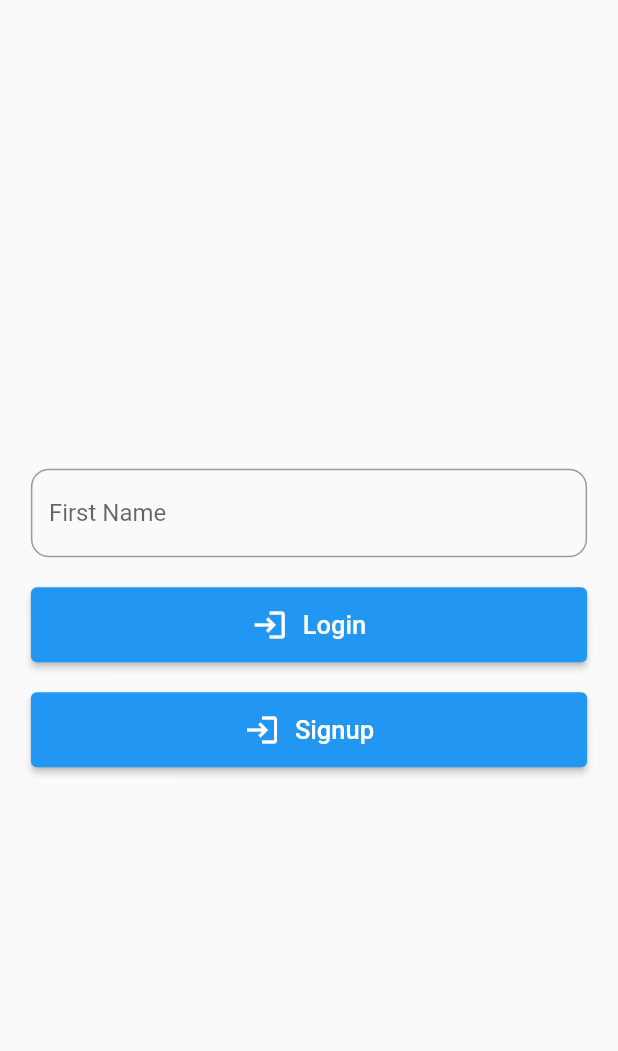
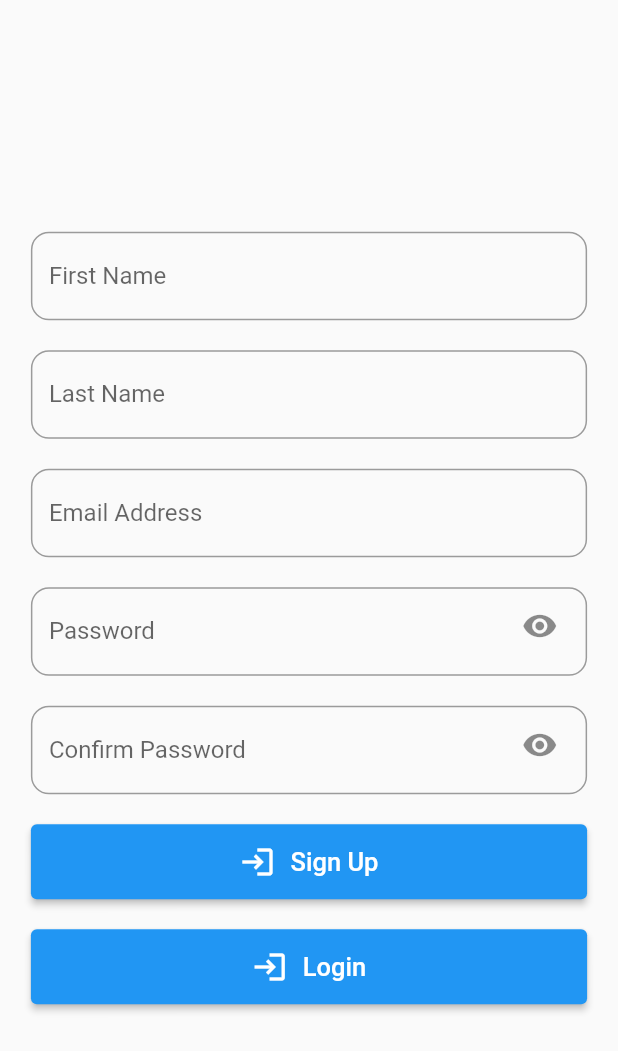
Before and after one commit to johndaves6240/mobileDevelopment_midtermTask, a Flutter app: the SignupScreen screen opened by its route, on a phone screen of 412 x 824 dp. Shown: the top 1051 px of the screen. Run offline on Flutter 3.47's test engine with Material 2 defaults, Android fonts, the phone set to English and light mode, and no system bars; missing offline and left inert: dart:html.

Commit message:
new commit

```diff
--- a/lib/main.dart
+++ b/lib/main.dart
@@ -1,3 +1,5 @@
+// ignore_for_file: unused_import
+
 import 'package:flutter/material.dart';
 import 'package:midterm_task/routes.dart';
 import 'package:midterm_task/screens/DashboardScreen.dart';
--- a/lib/screens/DashboardScreen.dart
+++ b/lib/screens/DashboardScreen.dart
@@ -1,10 +1,13 @@
+// ignore_for_file: file_names, must_be_immutable, prefer_typing_uninitialized_variables, prefer_const_constructors, duplicate_ignore
+
 import 'package:flutter/material.dart';
 
 import 'Settings.dart';
 
 class DashboardScreen extends StatefulWidget {
   static String routeName = "/dashboard";
-
+  var email;
+  DashboardScreen({Key? mykey, this.email}) : super(key: mykey);
   @override
   State<DashboardScreen> createState() => _DashboardScreenState();
 }
@@ -26,6 +29,7 @@ class _DashboardScreenState extends State<DashboardScreen> {
           )
         ],
       ),
+      // ignore: prefer_const_constructors
       body: Center(
         child: Text("Dashboard"),
       ),
--- a/lib/screens/LoginScreen.dart
+++ b/lib/screens/LoginScreen.dart
@@ -1,3 +1,5 @@
+// ignore_for_file: file_names, prefer_typing_uninitialized_variables, avoid_unnecessary_containers, sized_box_for_whitespace
+
 import 'package:flutter/material.dart';
 import 'package:midterm_task/screens/DashboardScreen.dart';
 import 'package:midterm_task/screens/SignupScreen.dart';
@@ -18,6 +20,8 @@ class _LoginScreenState extends State<LoginScreen> {
   final TextEditingController emailController = TextEditingController();
   final TextEditingController passwordController = TextEditingController();
   bool obscurePassword = true;
+  var email;
+
   @override
   Widget build(BuildContext context) {
     double width = MediaQuery.of(context).size.width;
@@ -51,8 +55,11 @@ class _LoginScreenState extends State<LoginScreen> {
                       text: "Login",
                       iconData: Icons.login,
                       onPress: () {
-                        Navigator.pushReplacementNamed(
-                            context, DashboardScreen.routeName);
+                        Navigator.push(
+                            context,
+                            MaterialPageRoute(
+                                builder: (context) => DashboardScreen(
+                                    email: emailController.text)));
                       },
                     ),
                     const SizedBox(
--- a/lib/screens/Settings.dart
+++ b/lib/screens/Settings.dart
@@ -1,3 +1,5 @@
+// ignore_for_file: file_names, unused_import, use_key_in_widget_constructors
+
 import 'package:flutter/material.dart';
 import 'package:midterm_task/screens/DashboardScreen.dart';
 import 'package:midterm_task/screens/LoginScreen.dart';
--- a/lib/screens/SignupScreen.dart
+++ b/lib/screens/SignupScreen.dart
@@ -1,6 +1,10 @@
+// ignore_for_file: file_names, unused_import, use_key_in_widget_constructors, avoid_unnecessary_containers, sized_box_for_whitespace
+
+import 'dart:ui';
+
 import 'package:flutter/material.dart';
 import 'package:midterm_task/screens/LoginScreen.dart';
-
+import 'package:midterm_task/widget/PasswordField.dart';
 import '../widget/CustomTextField.dart';
 import '../widget/PrimaryButton.dart';
 import '../widget/SecondaryButton.dart';
@@ -14,6 +18,8 @@ class SignupScreen extends StatefulWidget {
 
 class _SignupScreenState extends State<SignupScreen> {
   final TextEditingController firstNameController = TextEditingController();
+  final TextEditingController passwordController = TextEditingController();
+  bool obscurePassword = true;
   @override
   Widget build(BuildContext context) {
     double width = MediaQuery.of(context).size.width;
@@ -30,12 +36,46 @@ class _SignupScreenState extends State<SignupScreen> {
                         labelText: "First Name",
                         hintText: "Enter your first name",
                         controller: firstNameController,
+                        textInputType: TextInputType.name),
+                    const SizedBox(
+                      height: 20.0,
+                    ),
+                    CustomTextField(
+                        labelText: "Last Name",
+                        hintText: "Enter your last name",
+                        controller: firstNameController,
+                        textInputType: TextInputType.name),
+                    const SizedBox(
+                      height: 20.0,
+                    ),
+                    CustomTextField(
+                        labelText: "Email Address",
+                        hintText: "Enter your email address",
+                        controller: firstNameController,
                         textInputType: TextInputType.emailAddress),
                     const SizedBox(
                       height: 20.0,
                     ),
+                    PasswordField(
+                        obscureText: obscurePassword,
+                        onTap: handleObscurePassword,
+                        labelText: "Password",
+                        hintText: "Enter your password",
+                        controller: passwordController),
+                    const SizedBox(
+                      height: 20.0,
+                    ),
+                    PasswordField(
+                        obscureText: obscurePassword,
+                        onTap: handleObscurePassword,
+                        labelText: "Confirm Password",
+                        hintText: "Enter your confirmed password",
+                        controller: passwordController),
+                    const SizedBox(
+                      height: 20.0,
+                    ),
                     PrimaryButton(
-                      text: "Login",
+                      text: "Sign Up",
                       iconData: Icons.login,
                       onPress: () {
                         Navigator.pushNamed(context, LoginScreen.routeName);
@@ -45,10 +85,10 @@ class _SignupScreenState extends State<SignupScreen> {
                       height: 20.0,
                     ),
                     SecondaryButton(
-                      text: "Signup",
+                      text: "Login",
                       iconData: Icons.login,
                       onPress: () {
-                        Navigator.pushNamed(context, SignupScreen.routeName);
+                        Navigator.pushNamed(context, LoginScreen.routeName);
                       },
                     ),
                   ],
@@ -58,4 +98,10 @@ class _SignupScreenState extends State<SignupScreen> {
       ),
     ));
   }
+
+  handleObscurePassword() {
+    setState(() {
+      obscurePassword = !obscurePassword;
+    });
+  }
 }
--- a/lib/widget/CustomTextField.dart
+++ b/lib/widget/CustomTextField.dart
@@ -1,3 +1,5 @@
+// ignore_for_file: file_names, use_key_in_widget_constructors, prefer_const_constructors_in_immutables
+
 import 'package:flutter/material.dart';
 
 class CustomTextField extends StatelessWidget {
--- a/lib/widget/PasswordField.dart
+++ b/lib/widget/PasswordField.dart
@@ -1,3 +1,5 @@
+// ignore_for_file: file_names, use_key_in_widget_constructors, prefer_const_constructors_in_immutables, prefer_const_constructors
+
 import 'package:flutter/material.dart';
 
 class PasswordField extends StatelessWidget {
--- a/lib/widget/PrimaryButton.dart
+++ b/lib/widget/PrimaryButton.dart
@@ -1,3 +1,5 @@
+// ignore_for_file: file_names, use_key_in_widget_constructors, prefer_const_constructors_in_immutables
+
 import 'package:flutter/material.dart';
 
 class PrimaryButton extends StatelessWidget {
--- a/lib/widget/SecondaryButton.dart
+++ b/lib/widget/SecondaryButton.dart
@@ -1,3 +1,5 @@
+// ignore_for_file: file_names, prefer_const_constructors_in_immutables
+
 import 'package:flutter/material.dart';
 
 class SecondaryButton extends StatelessWidget {
@@ -5,6 +7,7 @@ class SecondaryButton extends StatelessWidget {
   final IconData iconData;
   final VoidCallback onPress;
 
+  // ignore: use_key_in_widget_constructors
   SecondaryButton(
       {required this.text, required this.iconData, required this.onPress});
   @override
```
Also changed, not shown: flutter_parse/analysis_options.yaml (added, +29 -0 lines), flutter_parse/lib/main.dart (added, +115 -0 lines), flutter_parse/pubspec.yaml (added, +91 -0 lines), lib/routes.dart (+6 -1 lines), flutter_parse/pubspec.lock (added), 123 other files.
